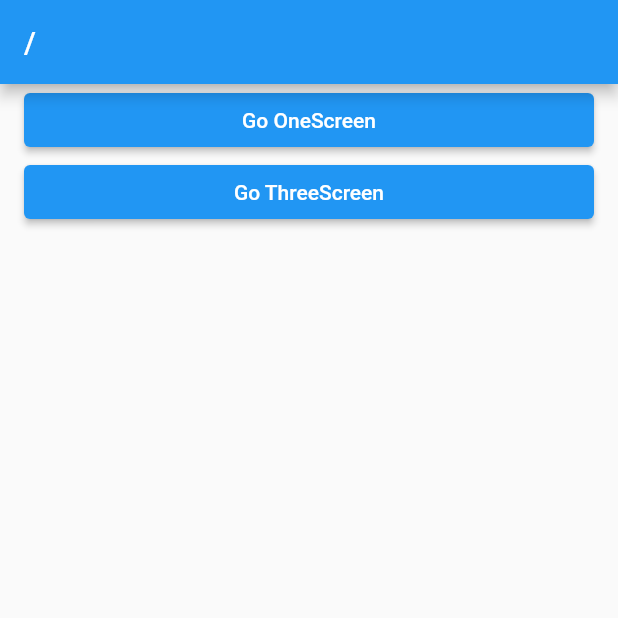
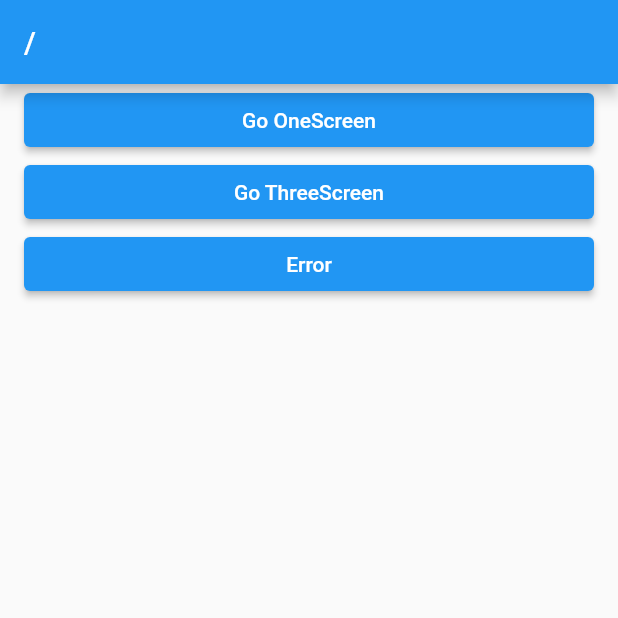
Before and after one commit to ji-hyun219/go_router_study, a Flutter app: the screen it shows after launch, on a phone screen of 412 x 824 dp, the top half of it. Run offline on Flutter 3.47's test engine with Material 2 defaults, Android fonts, the light colour scheme and no system bars; our stand-ins replace go_router.

Commit message:
ErrorBuiler: 네이게이션 오류일 경우 라우팅

```diff
--- a/lib/main.dart
+++ b/lib/main.dart
@@ -1,5 +1,6 @@
 import 'package:flutter/material.dart';
 import 'package:go_router/go_router.dart';
+import 'screen/error_screen.dart';
 
 import 'screen/home_screen.dart';
 import 'screen/one_screen.dart';
@@ -15,6 +16,9 @@ class _App extends StatelessWidget {
 
   GoRouter get _router => GoRouter(
         initialLocation: '/',
+        errorBuilder: ((context, state) {
+          return ErrorScreen(error: state.error.toString());
+        }),
         routes: [
           GoRoute(
             path: '/', builder: (_, state) => const HomeScreen(), // state 를 받으면 상태를 사용할 수 있다
--- a/lib/screen/home_screen.dart
+++ b/lib/screen/home_screen.dart
@@ -23,7 +23,12 @@ class HomeScreen extends StatelessWidget {
               context.goNamed(ThreeScreen.routeName); // Named Router
               // context.go('/one/two/three');
             },
-            child: const Text('Go ThreeScreen'))
+            child: const Text('Go ThreeScreen')),
+        ElevatedButton(
+            onPressed: () {
+              context.go('/error'); // 일부러 없는 페이지로 이동
+            },
+            child: const Text('Error'))
       ],
     ));
   }
```
Also changed, not shown: lib/screen/error_screen.dart (added, +25 -0 lines).
